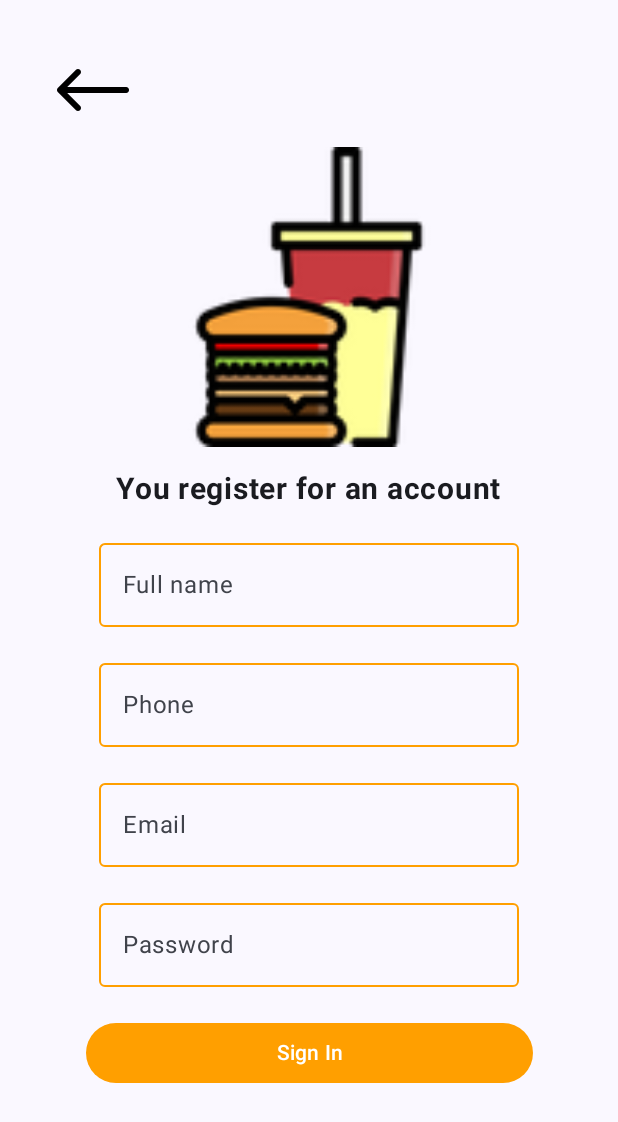
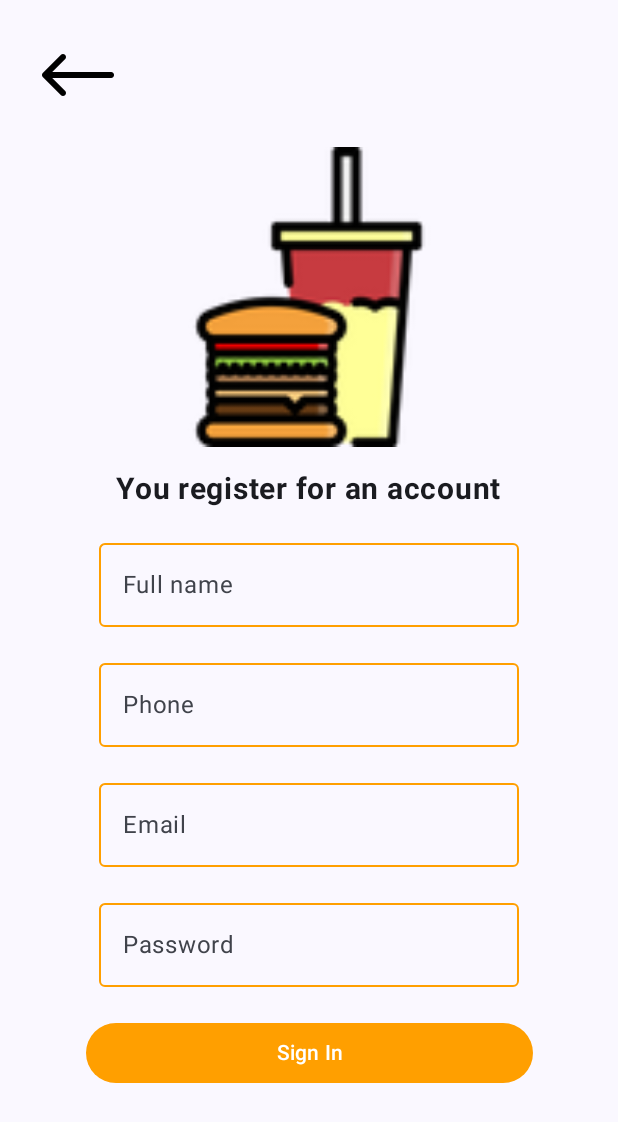
Before and after one commit to LeTranHuuManh/baitaplon, an Android app built with Jetpack Compose: the composable Register shown on its own in the app's theme, on a phone screen of 412 x 824 dp. Shown: the top 1122 px of the screen. Run offline under Robolectric (Android 15) with nearby library versions, the phone set to English and light mode, and no system bars.

Commit message:
test lai

```diff
--- a/app/src/main/java/com/manhle/myapplication/screens/Register.kt
+++ b/app/src/main/java/com/manhle/myapplication/screens/Register.kt
@@ -51,7 +51,7 @@ fun Register(
 
     Row(
         modifier = Modifier.fillMaxWidth()
-            .padding(30.dp),
+            .padding(20.dp),
         horizontalArrangement = Arrangement.Start
     ) {
         Image(
```
